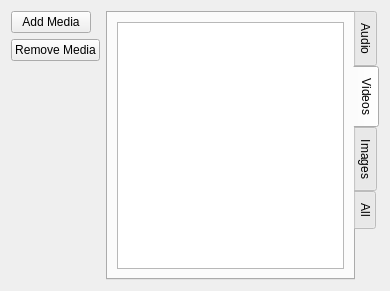
First picture: the form in src/gui/ui/LibraryWidget.ui, repository VLMC/vlmc, before the edit.
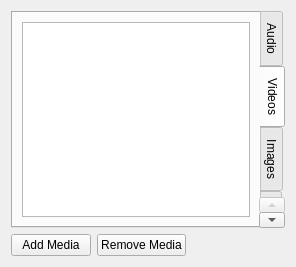
Second picture: the form after the edit.

Commit message: Visual enhancement on librarywidget

What changed in the file:
```diff
--- a/src/gui/ui/LibraryWidget.ui
+++ b/src/gui/ui/LibraryWidget.ui
@@ -6,28 +6,15 @@
    <rect>
     <x>0</x>
     <y>0</y>
-    <width>390</width>
-    <height>291</height>
+    <width>296</width>
+    <height>267</height>
    </rect>
   </property>
   <property name="windowTitle">
    <string>Form</string>
   </property>
   <layout class="QGridLayout" name="gridLayout">
-   <item row="0" column="0">
-    <widget class="QPushButton" name="pushButtonAddMedia">
-     <property name="sizePolicy">
-      <sizepolicy hsizetype="Fixed" vsizetype="Fixed">
-       <horstretch>0</horstretch>
-       <verstretch>0</verstretch>
-      </sizepolicy>
-     </property>
-     <property name="text">
-      <string>Add Media</string>
-     </property>
-    </widget>
-   </item>
-   <item row="0" column="1" rowspan="3">
+   <item row="0" column="0" colspan="4">
     <widget class="QTabWidget" name="LibraryTabs">
      <property name="tabPosition">
       <enum>QTabWidget::East</enum>
@@ -95,6 +82,19 @@
     </widget>
    </item>
    <item row="1" column="0">
+    <widget class="QPushButton" name="pushButtonAddMedia">
+     <property name="sizePolicy">
+      <sizepolicy hsizetype="Fixed" vsizetype="Fixed">
+       <horstretch>0</horstretch>
+       <verstretch>0</verstretch>
+      </sizepolicy>
+     </property>
+     <property name="text">
+      <string>Add Media</string>
+     </property>
+    </widget>
+   </item>
+   <item row="1" column="1">
     <widget class="QPushButton" name="pushButtonRemoveMedia">
      <property name="sizePolicy">
       <sizepolicy hsizetype="Fixed" vsizetype="Fixed">
@@ -110,6 +110,19 @@
      </property>
     </widget>
    </item>
+   <item row="1" column="2">
+    <spacer name="horizontalSpacer">
+     <property name="orientation">
+      <enum>Qt::Horizontal</enum>
+     </property>
+     <property name="sizeHint" stdset="0">
+      <size>
+       <width>40</width>
+       <height>20</height>
+      </size>
+     </property>
+    </spacer>
+   </item>
   </layout>
  </widget>
  <resources/>
```
